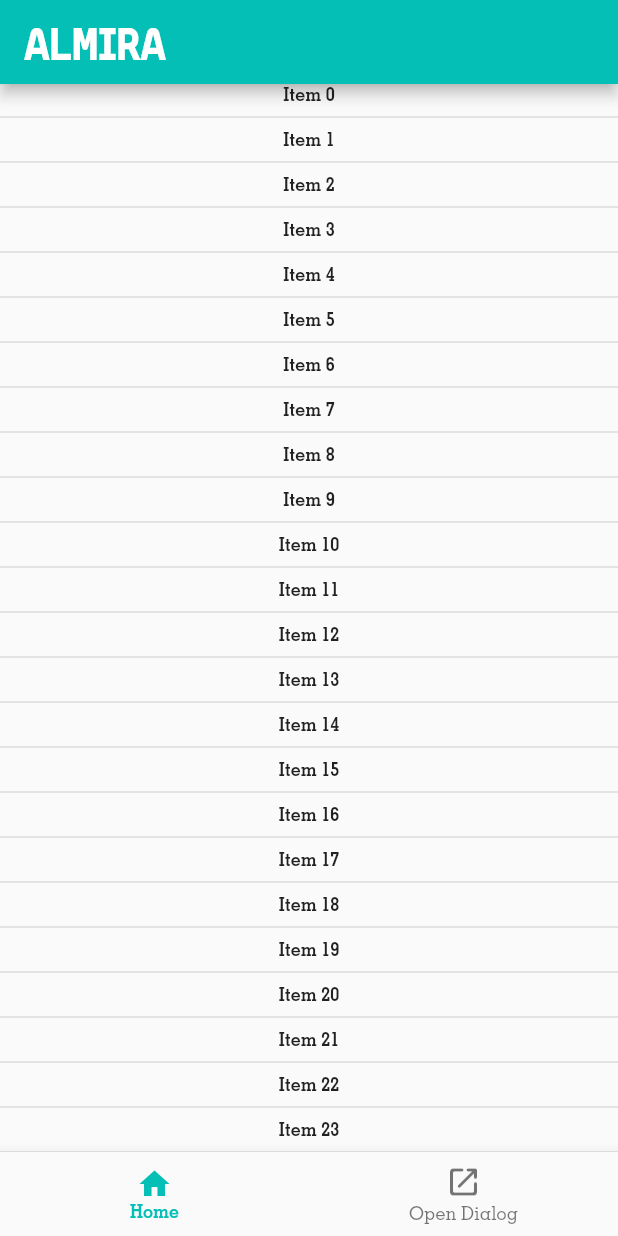
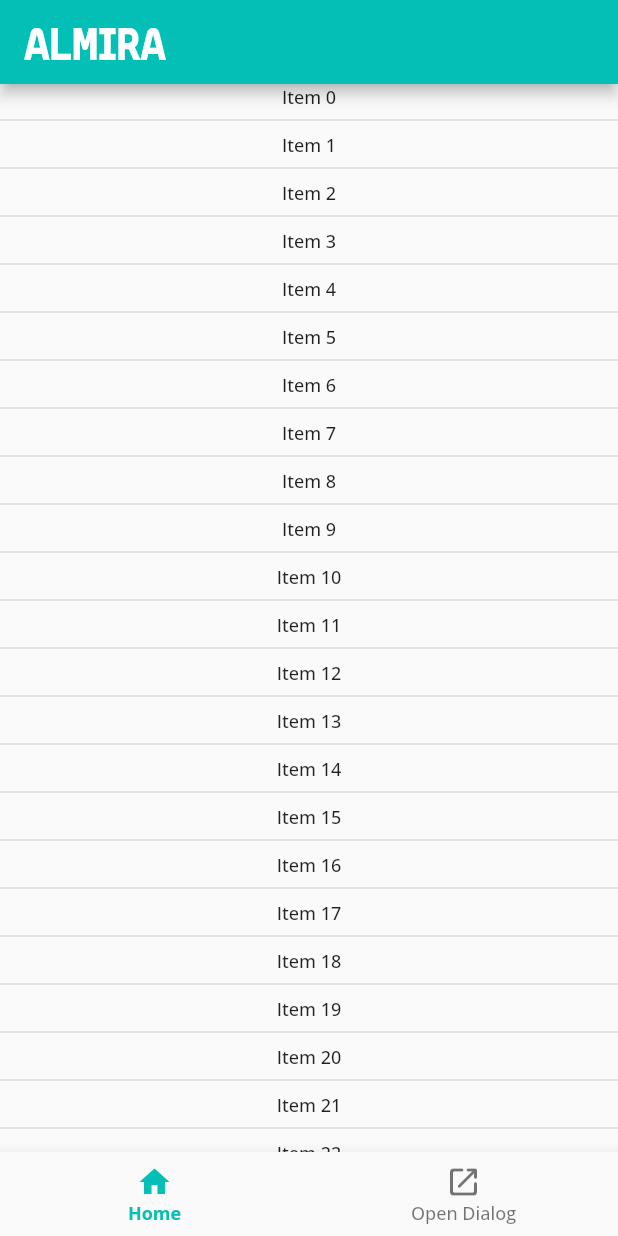
Before and after one commit to tuna159/almira-front-end, a Flutter app: the screen it shows after launch, on a phone screen of 412 x 824 dp. Run offline on Flutter 3.47's test engine with Material 2 defaults, Android fonts, the phone set to English and light mode, and no system bars.

Commit message:
bug/fix-font-text

```diff
--- a/almira_front_end/lib/helper/utils.dart
+++ b/almira_front_end/lib/helper/utils.dart
@@ -1,7 +1,7 @@
 import 'package:flutter/cupertino.dart';
 
 TextStyle getProgressBoldStyle() {
-  return const TextStyle(fontSize: 12, fontFamily: 'MemphisBold');
+  return const TextStyle(fontSize: 12, fontFamily: 'OpenSanssBold');
 }
 
 TextStyle getProgressHeaderStyle() {
@@ -9,7 +9,7 @@ TextStyle getProgressHeaderStyle() {
 }
 
 TextStyle getProgressMediumStyle() {
-  return const TextStyle(fontSize: 12, fontFamily: 'MemphisMedium');
+  return const TextStyle(fontSize: 12, fontFamily: 'OpenSansMedium');
 }
 
 Color defaulColor = const Color.fromARGB(255, 4, 191, 182);
--- a/almira_front_end/lib/home/home-app.dart
+++ b/almira_front_end/lib/home/home-app.dart
@@ -19,7 +19,7 @@ class _HomeAppState extends State<HomeApp> {
           return Center(
             child: Text(
               'Item $index',
-              style: utils.getProgressBoldStyle(),
+              style: utils.getProgressMediumStyle(),
             ),
           );
         },
```
Also changed, not shown: almira_front_end/pubspec.yaml (+4 -4 lines), almira_front_end/fonts/Memphis-Bold.ttf (deleted), almira_front_end/fonts/Memphis-Medium.ttf (deleted), almira_front_end/fonts/OpenSans-Bold.ttf (added), almira_front_end/fonts/OpenSans-Medium.ttf (added).
